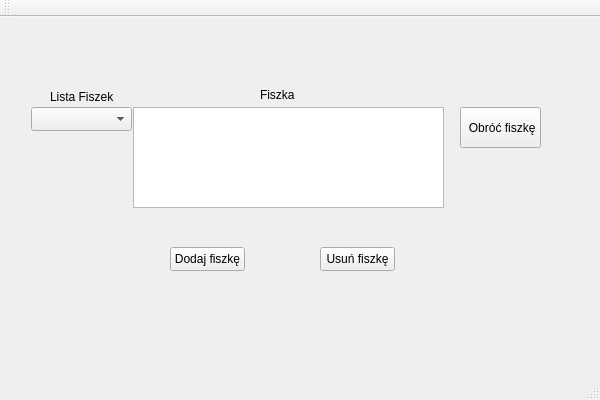
Mangner/Langner_Laskowski_Projekt, file Langner_Laskowski_Projekt.ui: the form before one commit.
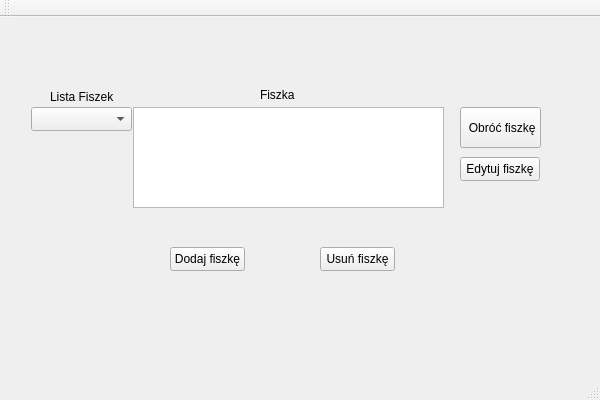
The form after the commit.

Diff of the .ui file:
```diff
--- a/Langner_Laskowski_Projekt.ui
+++ b/Langner_Laskowski_Projekt.ui
@@ -99,6 +99,19 @@
      <string>Lista Fiszek</string>
     </property>
    </widget>
+   <widget class="QPushButton" name="edit_fishka_Button">
+    <property name="geometry">
+     <rect>
+      <x>460</x>
+      <y>140</y>
+      <width>80</width>
+      <height>24</height>
+     </rect>
+    </property>
+    <property name="text">
+     <string>Edytuj fiszkę</string>
+    </property>
+   </widget>
   </widget>
   <widget class="QMenuBar" name="menuBar">
    <property name="geometry">
```
Left out of the diff: 17 changed lines with no effect on the pictures.
